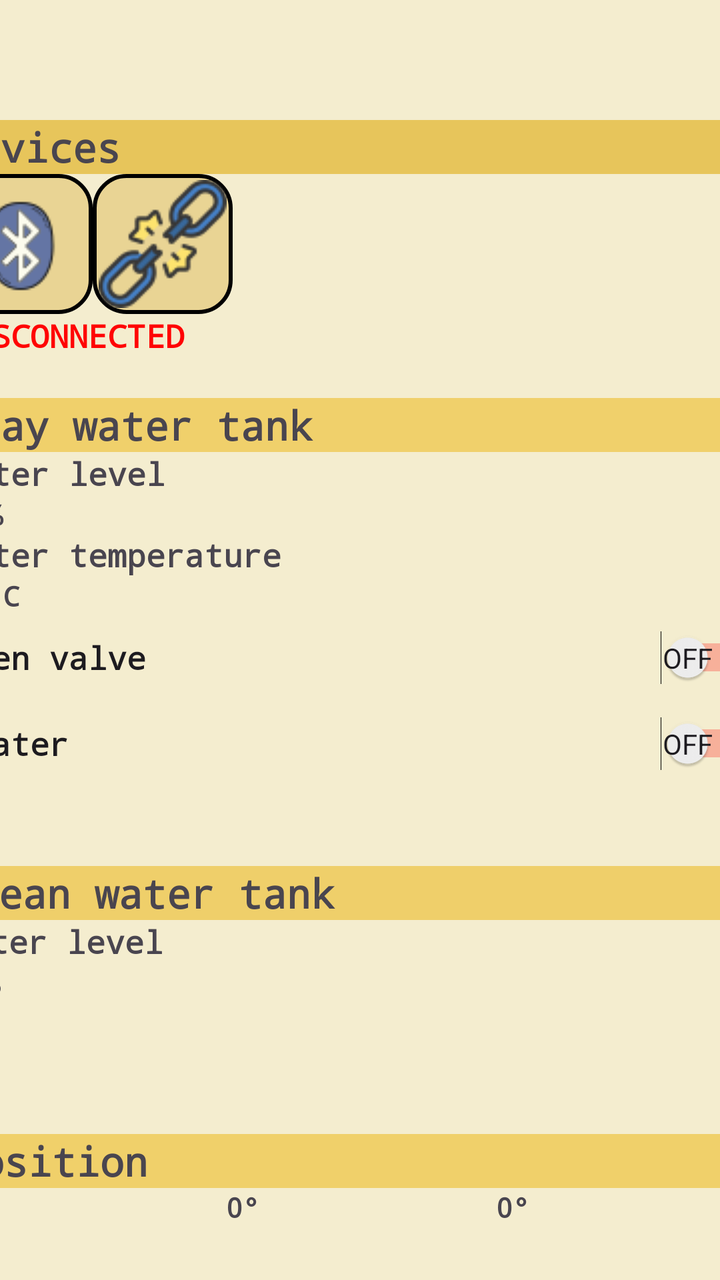
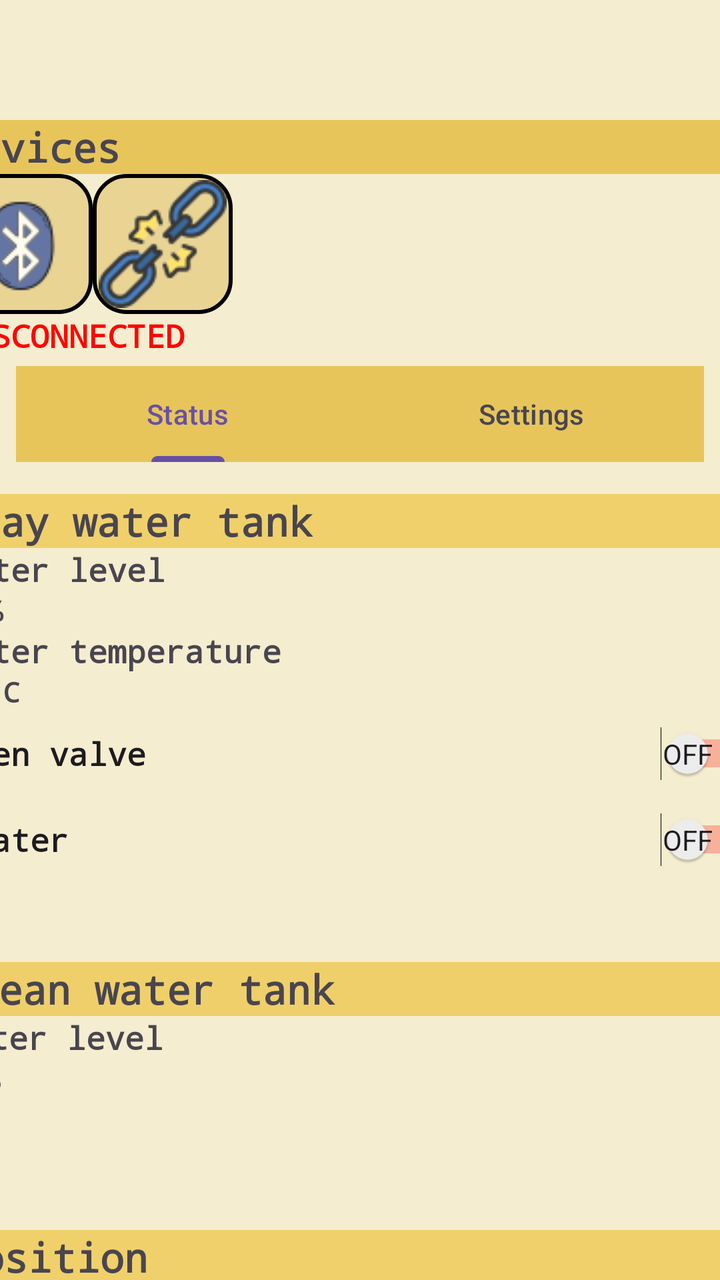

Before-and-after screenshots of an Android layout around one commit, followed by the original layout XML and the change that was made.
<!-- AndroidManifest.xml: application theme Theme.MyApplication -->
<!-- res/layout/activity_main.xml -->
<?xml version="1.0" encoding="utf-8"?>
<androidx.constraintlayout.widget.ConstraintLayout xmlns:android="http://schemas.android.com/apk/res/android"
    xmlns:app="http://schemas.android.com/apk/res-auto"
    xmlns:tools="http://schemas.android.com/tools"
    android:id="@+id/main"
    android:layout_width="match_parent"
    android:layout_height="match_parent"
    android:background="#F4EDCF"
    tools:context=".MainActivity">


    <LinearLayout
        android:id="@+id/linearLayout"
        android:layout_width="408dp"
        android:layout_height="123dp"
        android:layout_marginStart="8dp"
        android:layout_marginTop="60dp"
        android:layout_marginEnd="8dp"
        android:orientation="vertical"
        app:layout_constraintEnd_toEndOf="parent"
        app:layout_constraintStart_toStartOf="parent"
        app:layout_constraintTop_toTopOf="parent">

        <TextView
            android:id="@+id/editTextText2"
            android:layout_width="match_parent"
            android:layout_height="wrap_content"
            android:focusable="false"
            android:longClickable="false"
            android:textIsSelectable="false"
            android:background="#E7C55B"
            android:ems="10"
            android:fontFamily="monospace"
            android:inputType="text"
            android:text="Devices"
            android:textSize="20sp"
            android:textStyle="bold" />

        <LinearLayout
            android:layout_width="140dp"
            android:layout_height="70dp"
            android:orientation="horizontal">

            <ImageButton
                android:id="@+id/bluetootl_list_btn"
                android:layout_width="70dp"
                android:layout_height="match_parent"
                android:background="@drawable/round_corners"
                android:onClick="openBTList"
                app:srcCompat="@drawable/bluetooth" />

            <ImageButton
                android:id="@+id/break_connection_btn"
                android:layout_width="70dp"
                android:layout_height="match_parent"
                android:background="@drawable/round_corners"
                android:onClick="breakBTConnection"
                android:src="@drawable/broken_link" />

        </LinearLayout>

        <TextView
            android:id="@+id/connection_txt"
            android:layout_width="match_parent"
            android:layout_height="wrap_content"
            android:focusable="false"
            android:longClickable="false"
            android:textIsSelectable="false"
            android:fontFamily="monospace"
            android:text="DISCONNECTED"
            android:textColor="#FF0303"
            android:textSize="16sp"
            android:textStyle="bold" />

    </LinearLayout>

    <LinearLayout
        android:id="@+id/linearLayout2"
        android:layout_width="408dp"
        android:layout_height="214dp"
        android:layout_marginStart="8dp"
        android:layout_marginTop="16dp"
        android:layout_marginEnd="8dp"
        android:orientation="vertical"
        app:layout_constraintEnd_toEndOf="parent"
        app:layout_constraintStart_toStartOf="parent"
        app:layout_constraintTop_toBottomOf="@+id/linearLayout">

        <LinearLayout
            android:layout_width="399dp"
            android:layout_height="wrap_content"
            android:orientation="vertical">

            <TextView
                android:id="@+id/editTextText"
                android:layout_width="match_parent"
                android:layout_height="wrap_content"
                android:focusable="false"
                android:longClickable="false"
                android:textIsSelectable="false"
                android:background="#F0D06B"
                android:ems="10"
                android:fontFamily="monospace"
                android:inputType="text"
                android:text="Gray water tank"
                android:textSize="20sp"
                android:textStyle="bold" />

            <TextView
                android:id="@+id/editTextText3"
                android:layout_width="match_parent"
                android:layout_height="wrap_content"
                android:focusable="false"
                android:longClickable="false"
                android:textIsSelectable="false"
                android:ems="10"
                android:fontFamily="monospace"
                android:inputType="text"
                android:text="Water level"
                android:textSize="16sp"
                android:textStyle="bold" />

            <TextView
                android:id="@+id/gray_water_lvl_txt"
                android:layout_width="match_parent"
                android:layout_height="wrap_content"
                android:fontFamily="monospace"
                android:text="0 %"
                android:textStyle="bold" />

            <TextView
                android:id="@+id/editTextText5"
                android:layout_width="match_parent"
                android:layout_height="wrap_content"
                android:focusable="false"
                android:longClickable="false"
                android:textIsSelectable="false"
                android:ems="10"
                android:fontFamily="monospace"
                android:inputType="text"
                android:text="Water temperature"
                android:textSize="16sp"
                android:textStyle="bold" />

            <TextView
                android:id="@+id/gray_water_lvl_temp"
                android:layout_width="match_parent"
                android:layout_height="wrap_content"
                android:fontFamily="monospace"
                android:text="0 °C"
                android:textStyle="bold" />

        </LinearLayout>

        <Switch
            android:id="@+id/open_valve_switch"
            android:layout_width="match_parent"
            android:layout_height="43dp"
            android:ems="10"
            android:focusable="false"
            android:fontFamily="monospace"
            android:longClickable="false"
            android:onClick="openValve"
            android:showText="true"
            android:text="Open valve"
            android:textIsSelectable="false"
            android:textSize="16sp"
            android:textStyle="bold"
            android:trackTint="#FF0000" />

        <Switch
            android:id="@+id/heate_on_light"
            android:layout_width="match_parent"
            android:layout_height="43dp"
            android:ems="10"
            android:focusable="false"
            android:fontFamily="monospace"
            android:longClickable="false"
            android:showText="true"
            android:clickable="false"
            android:text="Heater"
            android:textIsSelectable="false"
            android:textSize="16sp"
            android:textStyle="bold"
            android:trackTint="#FF0000" />
    </LinearLayout>

    <LinearLayout
        android:id="@+id/linearLayout3"
        android:layout_width="410dp"
        android:layout_height="122dp"
        android:layout_marginStart="8dp"
        android:layout_marginTop="16dp"
        android:layout_marginEnd="8dp"
        android:orientation="vertical"
        app:layout_constraintEnd_toEndOf="parent"
        app:layout_constraintStart_toStartOf="parent"
        app:layout_constraintTop_toBottomOf="@+id/linearLayout2">

        <LinearLayout
            android:layout_width="match_parent"
            android:layout_height="match_parent"
            android:layout_marginTop="4dp"
            android:orientation="vertical"
            app:layout_constraintEnd_toEndOf="parent"
            app:layout_constraintHorizontal_bias="0.0"
            app:layout_constraintStart_toStartOf="parent"
            app:layout_constraintTop_toBottomOf="@+id/linearLayout2">

            <LinearLayout
                android:layout_width="399dp"
                android:layout_height="wrap_content"
                android:orientation="vertical">

                <TextView
                    android:id="@+id/editTextText1"
                    android:layout_width="match_parent"
                    android:layout_height="wrap_content"
                    android:focusable="false"
                    android:longClickable="false"
                    android:textIsSelectable="false"
                    android:background="#EFCF6A"
                    android:ems="10"
                    android:fontFamily="monospace"
                    android:inputType="text"
                    android:text="Clean water tank"
                    android:textSize="20sp"
                    android:textStyle="bold" />

                <TextView
                    android:id="@+id/editTextText4"
                    android:layout_width="match_parent"
                    android:layout_height="wrap_content"
                    android:focusable="false"
                    android:longClickable="false"
                    android:textIsSelectable="false"
                    android:ems="10"
                    android:fontFamily="monospace"
                    android:inputType="text"
                    android:text="Water level"
                    android:textSize="16sp"
                    android:textStyle="bold" />

            </LinearLayout>

            <TextView
                android:id="@+id/clean_water_lvl_txt"
                android:layout_width="match_parent"
                android:layout_height="wrap_content"
                android:fontFamily="monospace"
                android:text="0 %" />
        </LinearLayout>

    </LinearLayout>

    <LinearLayout
        android:id="@+id/linearLayout4"
        android:layout_width="405dp"
        android:layout_height="88dp"
        android:layout_marginStart="8dp"
        android:layout_marginTop="16dp"
        android:layout_marginEnd="8dp"
        android:orientation="vertical"
        app:layout_constraintEnd_toEndOf="parent"
        app:layout_constraintStart_toStartOf="parent"
        app:layout_constraintTop_toBottomOf="@+id/linearLayout3">

        <TextView
            android:id="@+id/editTextText6"
            android:layout_width="match_parent"
            android:layout_height="wrap_content"
            android:focusable="false"
            android:longClickable="false"
            android:textIsSelectable="false"
            android:background="#F0D06A"
            android:ems="10"
            android:fontFamily="monospace"
            android:inputType="text"
            android:text="Position"
            android:textSize="20sp"
            android:textStyle="bold" />

        <LinearLayout
            android:layout_width="match_parent"
            android:layout_height="match_parent"
            android:orientation="horizontal">

            <TextView
                android:id="@+id/pitch_num"
                android:layout_width="match_parent"
                android:layout_height="wrap_content"
                android:layout_weight="1"
                android:ems="10"
                android:fontFamily="monospace"
                android:inputType="number"
                android:text="0°"
                android:textSize="14sp"
                android:textStyle="bold" />

            <TextView
                android:id="@+id/roll_num"
                android:layout_width="match_parent"
                android:layout_height="wrap_content"
                android:layout_weight="1"
                android:ems="10"
                android:fontFamily="monospace"
                android:inputType="number"
                android:text="0°"
                android:textSize="14sp"
                android:textStyle="bold" />

            <TextView
                android:id="@+id/yaw_num"
                android:layout_width="match_parent"
                android:layout_height="wrap_content"
                android:layout_weight="1"
                android:ems="10"
                android:fontFamily="monospace"
                android:inputType="number"
                android:text="0°"
                android:textSize="14sp"
                android:textStyle="bold" />
        </LinearLayout>

    </LinearLayout>

</androidx.constraintlayout.widget.ConstraintLayout>
<!-- resources referenced by this layout -->
<resources>
  <!-- drawable bluetooth: png bitmap (drawable, 1836 bytes) -->
  <!-- drawable broken_link: png bitmap (drawable, 4077 bytes) -->
  <!-- drawable round_corners (drawable) -->
  <?xml version="1.0" encoding="utf-8"?>
  <shape xmlns:android="http://schemas.android.com/apk/res/android">
      <solid android:color="#E9D494" />
      <corners android:radius="16dp" />
      <stroke android:width="2dp" />
  
  </shape>
  <style name="Theme.MyApplication" parent="Base.Theme.MyApplication" />
  <style name="Base.Theme.MyApplication" parent="Theme.Material3.DayNight.NoActionBar">
          
          
      </style>
</resources>

<!-- the commit's change to res/layout/activity_main.xml (unified diff, before → after) -->
@@ -74,6 +74,115 @@
 
     </LinearLayout>
 
+    <com.google.android.material.tabs.TabLayout
+        android:id="@+id/tab_layout"
+        android:layout_width="0dp"
+        android:layout_height="wrap_content"
+        android:layout_marginStart="8dp"
+        android:layout_marginEnd="8dp"
+        android:background="#E7C55B"
+        app:layout_constraintEnd_toEndOf="parent"
+        app:layout_constraintStart_toStartOf="parent"
+        app:layout_constraintTop_toBottomOf="@+id/linearLayout">
+
+        <com.google.android.material.tabs.TabItem
+            android:layout_width="wrap_content"
+            android:layout_height="wrap_content"
+            android:text="@string/tab_status" />
+
+        <com.google.android.material.tabs.TabItem
+            android:layout_width="wrap_content"
+            android:layout_height="wrap_content"
+            android:text="@string/tab_settings" />
+    </com.google.android.material.tabs.TabLayout>
+
+    <androidx.constraintlayout.widget.Group
+        android:id="@+id/status_group"
+        android:layout_width="wrap_content"
+        android:layout_height="wrap_content"
+        app:constraint_referenced_ids="linearLayout2,linearLayout3,linearLayout4" />
+
+    <LinearLayout
+        android:id="@+id/settings_layout"
+        android:layout_width="0dp"
+        android:layout_height="wrap_content"
+        android:layout_marginStart="8dp"
+        android:layout_marginTop="16dp"
+        android:layout_marginEnd="8dp"
+        android:orientation="vertical"
+        android:visibility="gone"
+        app:layout_constraintEnd_toEndOf="parent"
+        app:layout_constraintStart_toStartOf="parent"
+        app:layout_constraintTop_toBottomOf="@+id/tab_layout">
+
+        <TextView
+            android:layout_width="match_parent"
+            android:layout_height="wrap_content"
+            android:background="#F0D06B"
+            android:fontFamily="monospace"
+            android:text="@string/settings_gray_tank"
+            android:textSize="20sp"
+            android:textStyle="bold" />
+
+        <Switch
+            android:id="@+id/buzzer_switch"
+            android:layout_width="match_parent"
+            android:layout_height="48dp"
+            android:fontFamily="monospace"
+            android:text="@string/settings_buzzer"
+            android:textSize="16sp"
+            android:textStyle="bold" />
+
+        <TextView
+            android:id="@+id/gray_threshold_label"
+            android:layout_width="match_parent"
+            android:layout_height="wrap_content"
+            android:layout_marginTop="8dp"
+            android:fontFamily="monospace"
+            android:textSize="16sp"
+            android:textStyle="bold" />
+
+        <SeekBar
+            android:id="@+id/gray_threshold_seek"
+            android:layout_width="match_parent"
+            android:layout_height="48dp"
+            android:max="10" />
+
+        <TextView
+            android:layout_width="match_parent"
+            android:layout_height="wrap_content"
+            android:layout_marginTop="16dp"
+            android:background="#F0D06B"
+            android:fontFamily="monospace"
+            android:text="@string/settings_heating"
+            android:textSize="20sp"
+            android:textStyle="bold" />
+
+        <Switch
+            android:id="@+id/auto_heating_switch"
+            android:layout_width="match_parent"
+            android:layout_height="48dp"
+            android:fontFamily="monospace"
+            android:text="@string/settings_auto_heating"
+            android:textSize="16sp"
+            android:textStyle="bold" />
+
+        <TextView
+            android:id="@+id/heating_threshold_label"
+            android:layout_width="match_parent"
+            android:layout_height="wrap_content"
+            android:layout_marginTop="8dp"
+            android:fontFamily="monospace"
+            android:textSize="16sp"
+            android:textStyle="bold" />
+
+        <SeekBar
+            android:id="@+id/heating_threshold_seek"
+            android:layout_width="match_parent"
+            android:layout_height="48dp"
+            android:max="4" />
+    </LinearLayout>
+
     <LinearLayout
         android:id="@+id/linearLayout2"
         android:layout_width="408dp"
@@ -84,7 +193,7 @@
         android:orientation="vertical"
         app:layout_constraintEnd_toEndOf="parent"
         app:layout_constraintStart_toStartOf="parent"
-        app:layout_constraintTop_toBottomOf="@+id/linearLayout">
+        app:layout_constraintTop_toBottomOf="@+id/tab_layout">
 
         <LinearLayout
             android:layout_width="399dp"
<!-- resource entries referenced after the edit -->
@@ -10,6 +10,12 @@
       <stroke android:width="2dp" />
   
   </shape>
+  <string name="settings_auto_heating">Auto-heating</string>
+  <string name="settings_buzzer">Buzzer alarm</string>
+  <string name="settings_gray_tank">Gray water tank</string>
+  <string name="settings_heating">Heating</string>
+  <string name="tab_settings">Settings</string>
+  <string name="tab_status">Status</string>
   <style name="Theme.MyApplication" parent="Base.Theme.MyApplication" />
   <style name="Base.Theme.MyApplication" parent="Theme.Material3.DayNight.NoActionBar">
           
